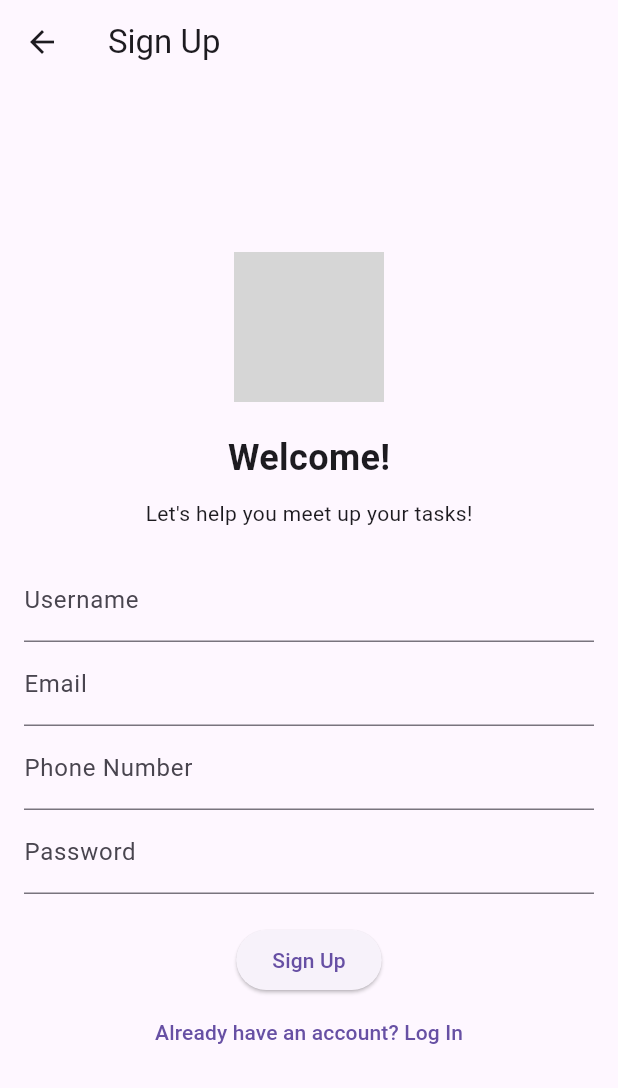
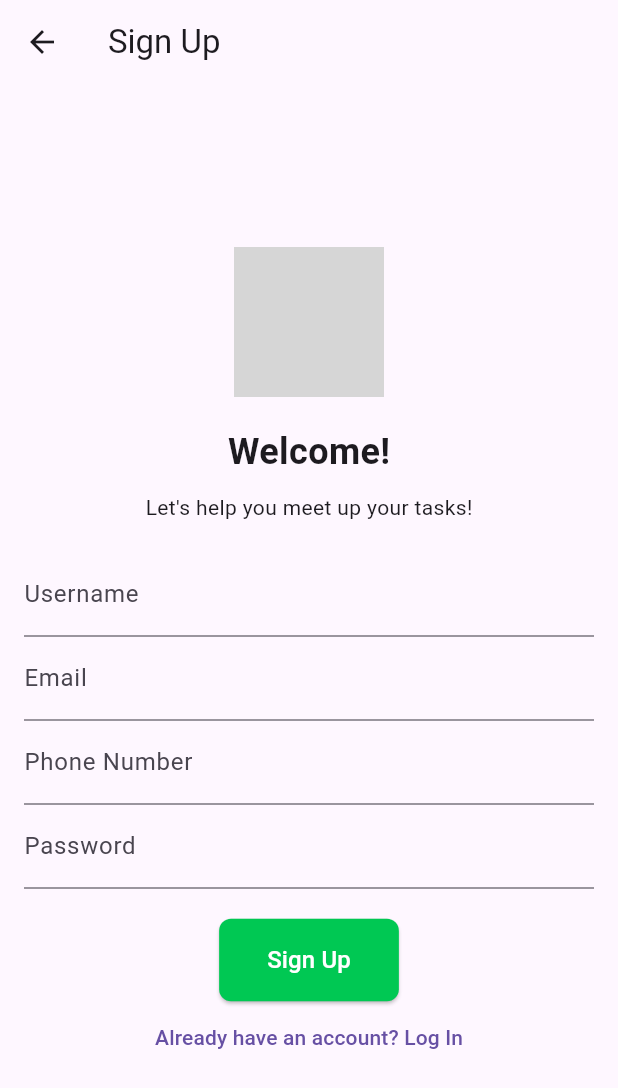
Before and after one commit to JannahHasnaa2/votingapp, a Flutter app: the SignUpScreen screen opened by its route, on a phone screen of 412 x 824 dp. Shown: the top 1088 px of the screen. Run offline on Flutter 3.47's test engine with Material 3 defaults, Android fonts, the phone set to English and light mode, and no system bars; our stand-ins replace shared_preferences; accounts and stored records are empty; network calls fail; grey boxes are pictures that could not be loaded.

Commit message:
Update signup_screen.dart

```diff
--- a/lib/signup_screen.dart
+++ b/lib/signup_screen.dart
@@ -42,7 +42,12 @@ class _SignUpScreenState extends State<SignUpScreen> {
         child: Column(
           mainAxisAlignment: MainAxisAlignment.center,
           children: <Widget>[
-            Image.asset('assets/logo.png', width: 100, height: 100),
+            Image.network(
+              'https://cdn-icons-png.flaticon.com/512/927/927295.png',
+              width: 100,
+              height: 100,
+            ),
+
             SizedBox(height: 20),
             Text('Welcome!', style: TextStyle(fontSize: 24, fontWeight: FontWeight.bold)),
             SizedBox(height: 10),
@@ -68,7 +73,17 @@ class _SignUpScreenState extends State<SignUpScreen> {
             SizedBox(height: 20),
             ElevatedButton(
               onPressed: _saveData,
-              child: Text('Sign Up'),
+              style: ElevatedButton.styleFrom(
+                backgroundColor: Color(0xFF00C853), // Green color from the image
+                shape: RoundedRectangleBorder(
+                  borderRadius: BorderRadius.circular(8.0),
+                ),
+                padding: EdgeInsets.symmetric(horizontal: 32, vertical: 16),
+              ),
+              child: Text(
+                'Sign Up',
+                style: TextStyle(fontSize: 16, color: Colors.white), // White text color
+              ),
             ),
             TextButton(
               onPressed: () {
```
